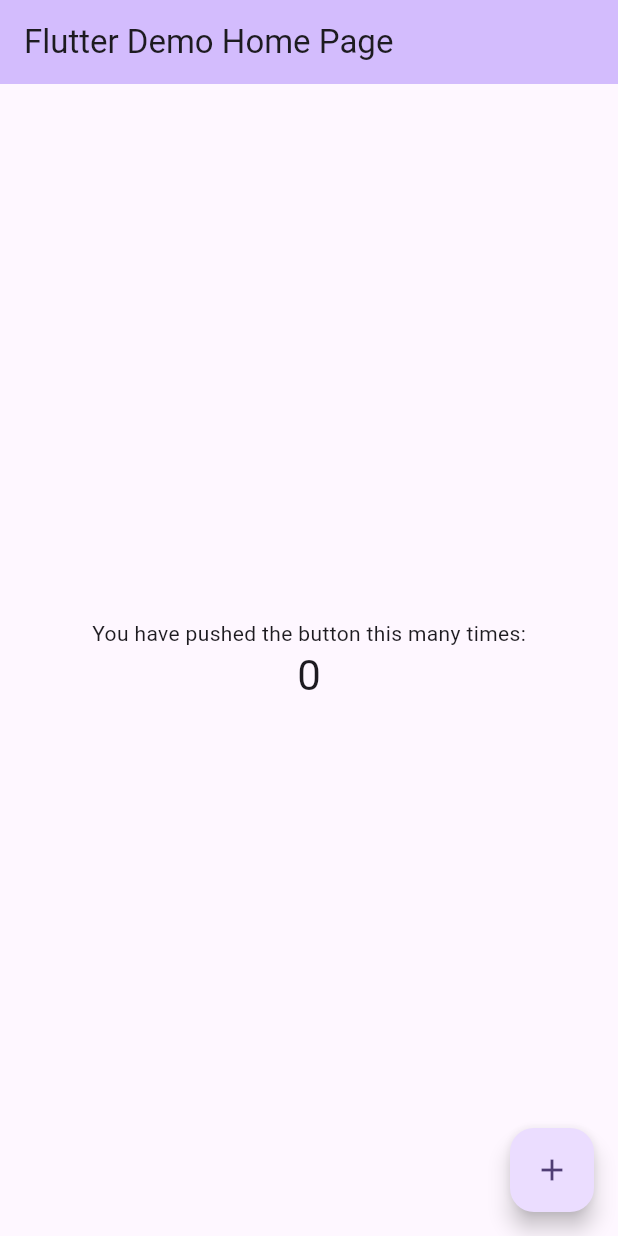
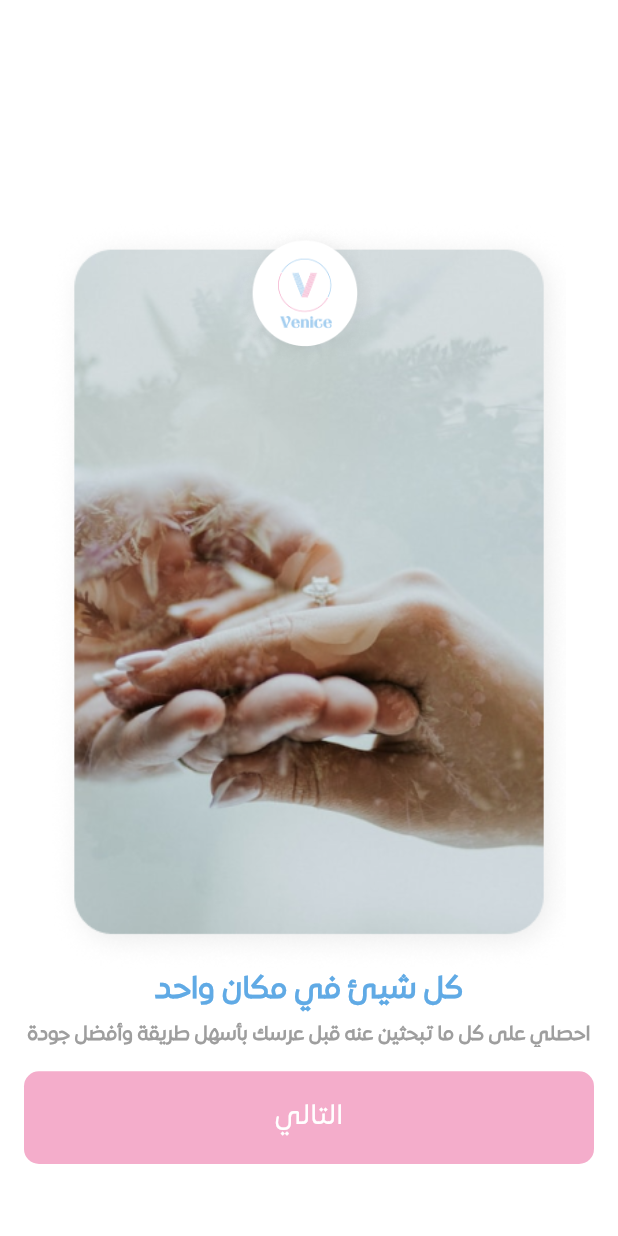
Before and after one commit to hamadafarj/venice, a Flutter app: the screen it shows after launch, on a phone screen of 412 x 824 dp. Run offline on Flutter 3.47's test engine with Material 2 defaults, Android fonts, the phone set to English and light mode, and no system bars; our stand-ins replace get.

Commit message:
splash and onBorading screens done

```diff
--- a/lib/main.dart
+++ b/lib/main.dart
@@ -1,4 +1,8 @@
+import 'dart:async';
+
 import 'package:flutter/material.dart';
+import 'package:get/get.dart';
+import 'package:venice/splash/view.dart';
 
 void main() {
   runApp(const MyApp());
@@ -10,116 +14,10 @@ class MyApp extends StatelessWidget {
   // This widget is the root of your application.
   @override
   Widget build(BuildContext context) {
-    return MaterialApp(
+    return const GetMaterialApp(
+      debugShowCheckedModeBanner: false,
       title: 'Flutter Demo',
-      theme: ThemeData(
-        // This is the theme of your application.
-        //
-        // TRY THIS: Try running your application with "flutter run". You'll see
-        // the application has a blue toolbar. Then, without quitting the app,
-        // try changing the seedColor in the colorScheme below to Colors.green
-        // and then invoke "hot reload" (save your changes or press the "hot
-        // reload" button in a Flutter-supported IDE, or press "r" if you used
-        // the command line to start the app).
-        //
-        // Notice that the counter didn't reset back to zero; the application
-        // state is not lost during the reload. To reset the state, use hot
-        // restart instead.
-        //
-        // This works for code too, not just values: Most code changes can be
-        // tested with just a hot reload.
-        colorScheme: ColorScheme.fromSeed(seedColor: Colors.deepPurple),
-        useMaterial3: true,
-      ),
-      home: const MyHomePage(title: 'Flutter Demo Home Page'),
+      home: SplashScreen(),
     );
   }
 }
-
-class MyHomePage extends StatefulWidget {
-  const MyHomePage({super.key, required this.title});
-
-  // This widget is the home page of your application. It is stateful, meaning
-  // that it has a State object (defined below) that contains fields that affect
-  // how it looks.
-
-  // This class is the configuration for the state. It holds the values (in this
-  // case the title) provided by the parent (in this case the App widget) and
-  // used by the build method of the State. Fields in a Widget subclass are
-  // always marked "final".
-
-  final String title;
-
-  @override
-  State<MyHomePage> createState() => _MyHomePageState();
-}
-
-class _MyHomePageState extends State<MyHomePage> {
-  int _counter = 0;
-
-  void _incrementCounter() {
-    setState(() {
-      // This call to setState tells the Flutter framework that something has
-      // changed in this State, which causes it to rerun the build method below
-      // so that the display can reflect the updated values. If we changed
-      // _counter without calling setState(), then the build method would not be
-      // called again, and so nothing would appear to happen.
-      _counter++;
-    });
-  }
-
-  @override
-  Widget build(BuildContext context) {
-    // This method is rerun every time setState is called, for instance as done
-    // by the _incrementCounter method above.
-    //
-    // The Flutter framework has been optimized to make rerunning build methods
-    // fast, so that you can just rebuild anything that needs updating rather
-    // than having to individually change instances of widgets.
-    return Scaffold(
-      appBar: AppBar(
-        // TRY THIS: Try changing the color here to a specific color (to
-        // Colors.amber, perhaps?) and trigger a hot reload to see the AppBar
-        // change color while the other colors stay the same.
-        backgroundColor: Theme.of(context).colorScheme.inversePrimary,
-        // Here we take the value from the MyHomePage object that was created by
-        // the App.build method, and use it to set our appbar title.
-        title: Text(widget.title),
-      ),
-      body: Center(
-        // Center is a layout widget. It takes a single child and positions it
-        // in the middle of the parent.
-        child: Column(
-          // Column is also a layout widget. It takes a list of children and
-          // arranges them vertically. By default, it sizes itself to fit its
-          // children horizontally, and tries to be as tall as its parent.
-          //
-          // Column has various properties to control how it sizes itself and
-          // how it positions its children. Here we use mainAxisAlignment to
-          // center the children vertically; the main axis here is the vertical
-          // axis because Columns are vertical (the cross axis would be
-          // horizontal).
-          //
-          // TRY THIS: Invoke "debug painting" (choose the "Toggle Debug Paint"
-          // action in the IDE, or press "p" in the console), to see the
-          // wireframe for each widget.
-          mainAxisAlignment: MainAxisAlignment.center,
-          children: <Widget>[
-            const Text(
-              'You have pushed the button this many times:',
-            ),
-            Text(
-              '$_counter',
-              style: Theme.of(context).textTheme.headlineMedium,
-            ),
-          ],
-        ),
-      ),
-      floatingActionButton: FloatingActionButton(
-        onPressed: _incrementCounter,
-        tooltip: 'Increment',
-        child: const Icon(Icons.add),
-      ), // This trailing comma makes auto-formatting nicer for build methods.
-    );
-  }
-}
--- /dev/null
+++ b/lib/on_boarding/view.dart
@@ -0,0 +1,243 @@
+import 'dart:async';
+
+import 'package:flutter/material.dart';
+import 'package:get/get.dart';
+
+import '../splash/view.dart';
+
+class OnBoard {
+  final String image, title, description;
+
+  OnBoard({
+    required this.image,
+    required this.title,
+    required this.description,
+  });
+}
+
+// OnBoarding content list
+final List<OnBoard> demoData = [
+  OnBoard(
+    image: "assets/images/onBorad1.png",
+    title: "Title 01",
+    description:
+        "Lorem ipsum dolor sit amet, consectetur adipiscing elit, sed do eiusmod tempor incididunt ut labore et dolore magna aliqua.",
+  ),
+  OnBoard(
+    image: "assets/images/onBorad2.png",
+    title: "Title 02",
+    description:
+        "Lorem ipsum dolor sit amet, consectetur adipiscing elit, sed do eiusmod tempor incididunt ut labore et dolore magna aliqua.",
+  ),
+];
+
+// OnBoardingScreen
+class OnBoardingScreen extends StatefulWidget {
+  const OnBoardingScreen({super.key});
+
+  @override
+  State<OnBoardingScreen> createState() => _OnBoardingScreenState();
+}
+
+class _OnBoardingScreenState extends State<OnBoardingScreen> {
+  late PageController _pageController;
+  int _pageIndex = 0;
+  Timer? _timer;
+
+  @override
+  void initState() {
+    super.initState();
+    _pageController = PageController(initialPage: 0);
+    // _timer = Timer.periodic(const Duration(seconds: 2), (Timer timer) {
+    //   if (_pageIndex < 1) {
+    //     _pageIndex++;
+    //   } else {
+    //     _pageIndex = 0;
+    //   }
+    //   _pageController.animateToPage(
+    //     _pageIndex,
+    //     duration: const Duration(milliseconds: 350),
+    //     curve: Curves.easeIn,
+    //   );
+    // });
+  }
+
+  @override
+  void dispose() {
+    _pageController.dispose();
+    _timer!.cancel();
+    super.dispose();
+  }
+
+  @override
+  Widget build(BuildContext context) {
+    return Directionality(
+      textDirection: TextDirection.rtl,
+      child: Scaffold(
+        backgroundColor: Colors.white,
+        body: Container(
+          padding: const EdgeInsets.symmetric(horizontal: 16),
+          decoration: const BoxDecoration(color: Colors.white),
+          child: Column(
+            children: [
+              Expanded(
+                child: PageView.builder(
+                  onPageChanged: (index) {
+                    setState(() {
+                      _pageIndex = index;
+                    });
+                  },
+                  itemCount: demoData.length,
+                  controller: _pageController,
+                  itemBuilder: (context, index) => OnBoardContent(
+                    title: demoData[index].title,
+                    description: demoData[index].description,
+                    image: demoData[index].image,
+                  ),
+                ),
+              ),
+              // Indicator area
+
+              // Privacy policy area
+
+              // White space
+              const SizedBox(
+                height: 16,
+              ),
+              // Button area
+              InkWell(
+                onTap: () {
+                  if (_pageIndex == 0) {
+                    _pageIndex++;
+                  } else {
+                    Get.to(const SplashScreen());
+                  }
+                  _pageController.animateToPage(
+                    _pageIndex,
+                    duration: const Duration(milliseconds: 350),
+                    curve: Curves.easeIn,
+                  );
+                },
+                child: Container(
+                  margin: const EdgeInsets.only(bottom: 48),
+                  height: Get.height * 0.075,
+                  width: Get.width,
+                  decoration: BoxDecoration(
+                    color:const Color(0xffF4ADCB),
+                    borderRadius: BorderRadius.circular(10),
+                  ),
+                  child: Center(
+                    child: Text(
+                      _pageIndex == 0 ? "التالي" : "ابدا الان",
+                      style:const TextStyle(
+                        fontFamily: "ExpoArabic-Book",
+                        color: Colors.white,
+                        fontSize: 18,
+                      ),
+                    ),
+                  ),
+                ),
+              ),
+            ],
+          ),
+        ),
+      ),
+    );
+  }
+}
+
+// OnBoarding area widget
+class OnBoardContent extends StatelessWidget {
+  OnBoardContent({
+    super.key,
+    required this.image,
+    required this.title,
+    required this.description,
+  });
+
+  String image;
+  String title;
+  String description;
+
+  @override
+  Widget build(BuildContext context) {
+    return Column(
+      children: [
+        const Spacer(),
+        const Spacer(),
+        Stack(
+          children: [
+            SizedBox(
+                height: 500,
+                width: MediaQuery.of(context).size.width,
+                child: Image.asset(image)),
+            Row(
+              mainAxisAlignment: MainAxisAlignment.center,
+              children: [
+                SizedBox(
+                    height: 200,
+                    width: 200,
+                    child: Padding(
+                      padding: const EdgeInsets.only(bottom: 100.0),
+                      child: Image.asset(
+                        "assets/images/logo_background.png",
+                      ),
+                    )),
+              ],
+            ),
+          ],
+        ),
+        const Text(
+          "كل شيئ في مكان واحد",
+          textAlign: TextAlign.center,
+          style: TextStyle(
+            fontFamily: "ExpoArabic-Book",
+            color: Color(0xFF60AAE5),
+            fontSize: 20,
+            fontWeight: FontWeight.bold,
+          ),
+        ),
+        const SizedBox(
+          height: 10,
+        ),
+        const Text(
+          "احصلي على كل ما تبحثين عنه قبل عرسك بأسهل طريقة وأفضل جودة",
+          textAlign: TextAlign.center,
+          style: TextStyle(
+            fontFamily: "ExpoArabic-Book",
+            color: Colors.grey,
+            fontSize: 13,
+            fontWeight: FontWeight.bold,
+          ),
+        ),
+        // const Spacer(),
+      ],
+    );
+  }
+}
+
+// Dot indicator widget
+// classDotIndicator extends StatelessWidget {
+//   const DotIndicator({
+//     this.isActive = false,
+//     super.key,
+//   });
+
+//   final bool isActive;
+
+//   @override
+//   Widget build(BuildContext context) {
+//     return AnimatedContainer(
+//       duration: const Duration(milliseconds: 300),
+//       height: 8,
+//       width: isActive ? 24 : 8,
+//       decoration: BoxDecoration(
+//         color: isActive ? Colors.amber : Colors.white,
+//         border: isActive ? null : Border.all(color: Colors.amber),
+//         borderRadius: const BorderRadius.all(
+//           Radius.circular(12),
+//         ),
+//       ),
+//     );
+//   }
+// }
--- /dev/null
+++ b/lib/splash/view.dart
@@ -0,0 +1,34 @@
+import 'dart:async';
+
+import 'package:flutter/material.dart';
+import 'package:get/get.dart';
+import 'package:venice/on_boarding/view.dart';
+
+class SplashScreen extends StatefulWidget {
+  const SplashScreen({super.key});
+
+  @override
+  Splash createState() => Splash();
+}
+
+class Splash extends State<SplashScreen> {
+  @override
+  void initState() {
+    super.initState();
+  }
+
+  @override
+  Widget build(BuildContext context) {
+    Timer(const Duration(seconds: 3), () => Get.to(const OnBoardingScreen()));
+    var assetsImage = const AssetImage('assets/images/logo.png');
+    var image = Image(image: assetsImage, height: 300);
+    return Scaffold(
+      body: Container(
+        decoration: const BoxDecoration(color: Colors.white),
+        child: Center(
+          child: image,
+        ),
+      ),
+    );
+  }
+}
```
Also changed, not shown: pubspec.yaml (+8 -7 lines), assets/font/ExpoArabic-Book.ttf (added), assets/images/logo.png (added), assets/images/logo_background.png (added), assets/images/onBorad1.png (added), assets/images/onBorad2.png (added), pubspec.lock.
